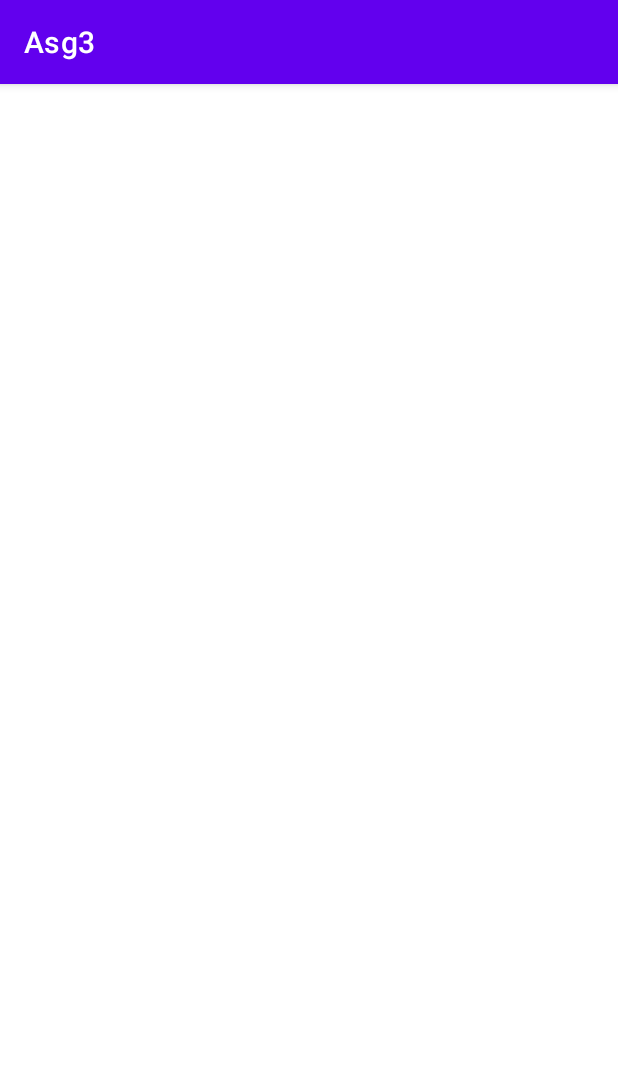
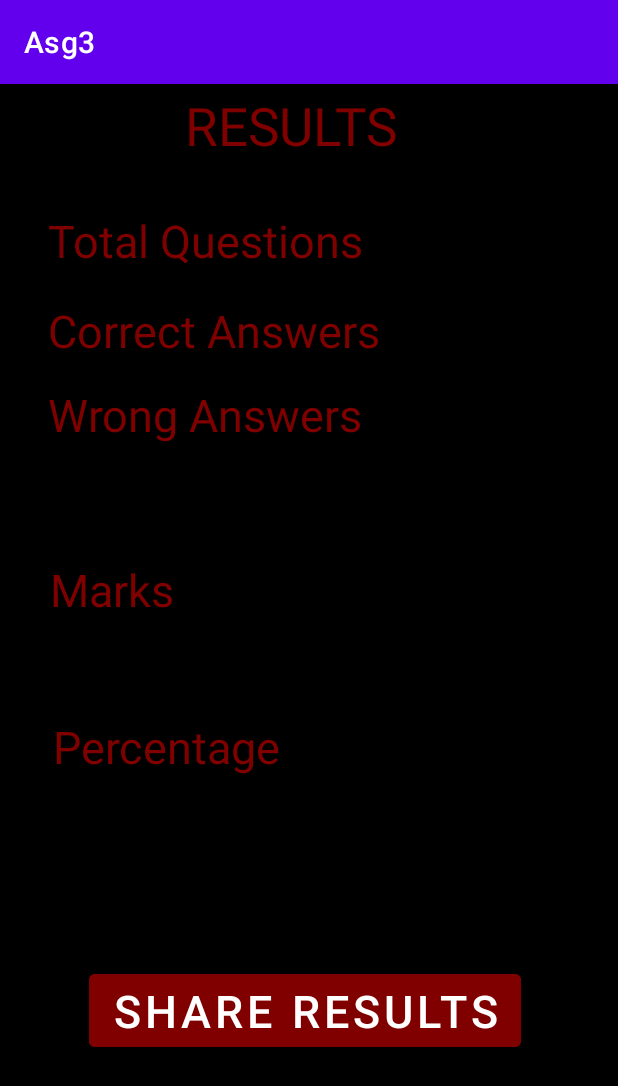
Before and after one commit to MoazShamsi/Asg3, an Android app: the result screen opened directly, with no data from a screen before it, on a phone screen of 412 x 824 dp. Shown: the top 1086 px of the screen. Run offline under Robolectric (Android 15) with nearby library versions, the phone set to English and light mode, and no system bars; 2 statements that could not run were skipped.

Commit message:
RESULT PAGE

```diff
--- a/app/src/main/java/com/example/asg3/quiz.java
+++ b/app/src/main/java/com/example/asg3/quiz.java
@@ -2,6 +2,7 @@ package com.example.asg3;
 
 import androidx.appcompat.app.AppCompatActivity;
 
+import android.content.Intent;
 import android.os.Bundle;
 import android.view.View;
 import android.widget.Button;
@@ -16,6 +17,8 @@ public class quiz extends AppCompatActivity {
 
     boolean clicked=false;
     int i=0;
+    int correctAns=0;
+    int totalQues=5;
     List<String> ques=new ArrayList<String>();
     List<String> opt=new ArrayList<String>();
     List<String> answers=new ArrayList<String>();
@@ -91,7 +94,10 @@ public class quiz extends AppCompatActivity {
                     display.setText("");}
                     else
                     {
-
+                        Intent intent=new Intent(quiz.this,result.class);
+                        intent.putExtra("totalQ",totalQues);
+                        intent.putExtra("correct",correctAns);
+                        startActivity(intent);
                     }
 
                 }
@@ -109,6 +115,7 @@ public class quiz extends AppCompatActivity {
                 String check1=answers.get(i).toString();
                 if(check==check1){
                     display.setText("TRUE ANSWER");
+                    correctAns++;
                 }
                 else
                 {
--- a/app/src/main/java/com/example/asg3/result.java
+++ b/app/src/main/java/com/example/asg3/result.java
@@ -3,12 +3,30 @@ package com.example.asg3;
 import androidx.appcompat.app.AppCompatActivity;
 
 import android.os.Bundle;
+import android.widget.TextView;
 
 public class result extends AppCompatActivity {
 
+    TextView tq,ca,wa,marks,percentage;
     @Override
     protected void onCreate(Bundle savedInstanceState) {
         super.onCreate(savedInstanceState);
         setContentView(R.layout.activity_result);
+        tq=(TextView)findViewById(R.id.tq);
+        ca=(TextView)findViewById(R.id.ca);
+        wa=(TextView)findViewById(R.id.wa);
+        marks=(TextView)findViewById(R.id.marks);
+        percentage=(TextView)findViewById(R.id.perc);
+        Bundle bundle=getIntent().getExtras();
+        int total=bundle.getInt("totalQues");
+        int correct=bundle.getInt("correctAns");
+        int wrong=total-correct;
+
+        tq.setText(tq.getText().toString());
+        ca.setText(ca.getText().toString());
+        wa.setText(String.valueOf(wrong));
+        String m=tq.getText().toString()+"/"+ca.getText().toString();
+        marks.setText(m);
+
     }
 }
--- a/app/src/main/res/layout/activity_result.xml
+++ b/app/src/main/res/layout/activity_result.xml
@@ -4,6 +4,151 @@
     xmlns:tools="http://schemas.android.com/tools"
     android:layout_width="match_parent"
     android:layout_height="match_parent"
+    android:background="@color/black"
     tools:context=".result">
 
+    <TextView
+        android:id="@+id/correctans"
+        android:layout_width="wrap_content"
+        android:layout_height="wrap_content"
+        android:layout_marginStart="32dp"
+        android:layout_marginTop="144dp"
+        android:text="@string/correct"
+        android:textColor="@color/maroon"
+        android:textSize="30dp"
+        app:layout_constraintStart_toStartOf="parent"
+        app:layout_constraintTop_toTopOf="parent" />
+
+    <TextView
+        android:id="@+id/wrong"
+        android:layout_width="wrap_content"
+        android:layout_height="wrap_content"
+        android:layout_marginStart="32dp"
+        android:layout_marginTop="200dp"
+        android:text="@string/wrong"
+        android:textColor="@color/maroon"
+        android:textSize="30dp"
+
+        app:layout_constraintStart_toStartOf="parent"
+        app:layout_constraintTop_toTopOf="parent" />
+
+    <TextView
+        android:id="@+id/textView"
+        android:layout_width="wrap_content"
+        android:layout_height="wrap_content"
+        android:layout_marginStart="163dp"
+        android:layout_marginTop="4dp"
+        android:layout_marginEnd="190dp"
+        android:text="@string/rslt"
+        android:textSize="35dp"
+        android:textColor="@color/maroon"
+        app:layout_constraintEnd_toEndOf="parent"
+        app:layout_constraintHorizontal_bias="0.481"
+        app:layout_constraintStart_toStartOf="parent"
+        app:layout_constraintTop_toTopOf="parent" />
+
+    <TextView
+        android:id="@+id/totalqs"
+        android:layout_width="wrap_content"
+        android:layout_height="wrap_content"
+        android:layout_marginStart="32dp"
+        android:layout_marginTop="84dp"
+        android:text="@string/total"
+        android:textColor="@color/maroon"
+        android:textSize="30dp"
+
+        app:layout_constraintStart_toStartOf="parent"
+        app:layout_constraintTop_toTopOf="parent" />
+
+    <TextView
+        android:id="@+id/tq"
+        android:layout_width="86dp"
+        android:layout_height="42dp"
+        android:layout_marginTop="84dp"
+        android:layout_marginEnd="16dp"
+        android:text="TextView"
+        app:layout_constraintEnd_toEndOf="parent"
+        app:layout_constraintTop_toTopOf="parent" />
+
+    <TextView
+        android:id="@+id/ca"
+        android:layout_width="84dp"
+        android:layout_height="46dp"
+        android:layout_marginTop="14dp"
+        android:layout_marginEnd="16dp"
+        android:text="TextView"
+        app:layout_constraintEnd_toEndOf="parent"
+        app:layout_constraintTop_toBottomOf="@+id/tq" />
+
+    <TextView
+        android:id="@+id/wa"
+        android:layout_width="83dp"
+        android:layout_height="47dp"
+        android:layout_marginTop="14dp"
+        android:layout_marginEnd="15dp"
+        android:text="TextView"
+        app:layout_constraintEnd_toEndOf="parent"
+        app:layout_constraintTop_toBottomOf="@+id/ca" />
+
+    <TextView
+        android:id="@+id/textView9"
+        android:layout_width="wrap_content"
+        android:layout_height="wrap_content"
+        android:layout_marginStart="33dp"
+        android:layout_marginTop="76dp"
+        android:text="@string/mark"
+        android:textColor="@color/maroon"
+        android:textSize="30dp"
+        app:layout_constraintStart_toStartOf="parent"
+        app:layout_constraintTop_toBottomOf="@+id/wrong" />
+
+    <TextView
+        android:id="@+id/marks"
+        android:layout_width="150dp"
+        android:layout_height="42dp"
+        android:layout_marginStart="67dp"
+        android:layout_marginTop="68dp"
+        android:layout_marginEnd="39dp"
+        android:text="TextView"
+        app:layout_constraintEnd_toEndOf="parent"
+        app:layout_constraintHorizontal_bias="1.0"
+        app:layout_constraintStart_toEndOf="@+id/textView9"
+        app:layout_constraintTop_toBottomOf="@+id/wa" />
+
+    <TextView
+        android:id="@+id/textView11"
+        android:layout_width="wrap_content"
+        android:layout_height="wrap_content"
+        android:layout_marginStart="35dp"
+        android:layout_marginTop="64dp"
+        android:text="@string/perc"
+        android:textColor="@color/maroon"
+        android:textSize="30dp"
+        app:layout_constraintStart_toStartOf="parent"
+        app:layout_constraintTop_toBottomOf="@+id/textView9" />
+
+    <TextView
+        android:id="@+id/perc"
+        android:layout_width="145dp"
+        android:layout_height="42dp"
+        android:layout_marginTop="63dp"
+        android:layout_marginEnd="39dp"
+        android:text="TextView"
+        app:layout_constraintEnd_toEndOf="parent"
+        app:layout_constraintTop_toBottomOf="@+id/marks" />
+
+    <Button
+        android:id="@+id/share"
+        android:layout_width="wrap_content"
+        android:layout_height="wrap_content"
+        android:layout_marginStart="156dp"
+        android:layout_marginEnd="161dp"
+        android:layout_marginBottom="120dp"
+        android:text="@string/rsltbtn"
+        android:backgroundTint="@color/maroon"
+        android:textSize="30dp"
+        app:layout_constraintBottom_toBottomOf="parent"
+        app:layout_constraintEnd_toEndOf="parent"
+        app:layout_constraintStart_toStartOf="parent" />
+
 </androidx.constraintlayout.widget.ConstraintLayout>
--- a/app/src/main/res/values/strings.xml
+++ b/app/src/main/res/values/strings.xml
@@ -21,4 +21,11 @@
     <string name="textview"><![CDATA[There are 17 emission points (makhārij al-ḥurūf), located in various regions of: 1 – Throat 2 – Tongue 3 – Lips 4 – Nose 5 – Mouth]]></string>
     <string name="next">Next</string>
     <string name="anstv" />
+    <string name="rslt">RESULTS</string>
+    <string name="total">Total Questions</string>
+    <string name="correct">Correct Answers</string>
+    <string name="wrong">Wrong Answers</string>
+    <string name="mark">Marks</string>
+    <string name="perc">Percentage</string>
+    <string name="rsltbtn">SHARE RESULTS</string>
 </resources>
```
